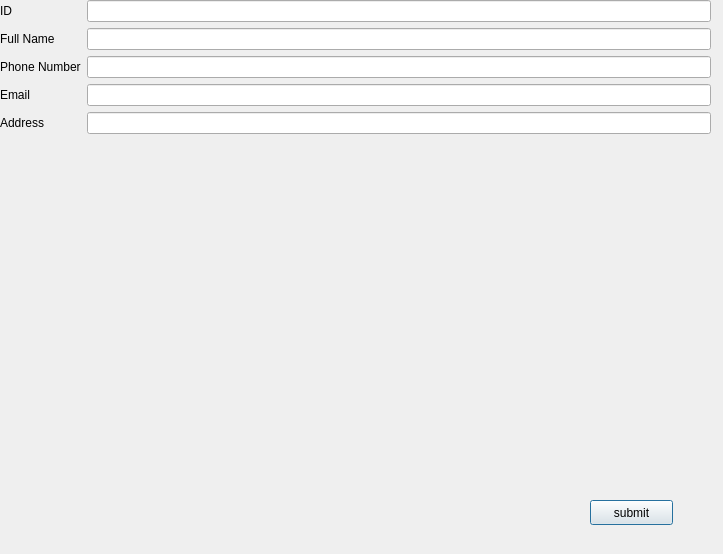
First picture: the form in manageclientwindow.ui, repository CRM2017/cuACS, before the edit.
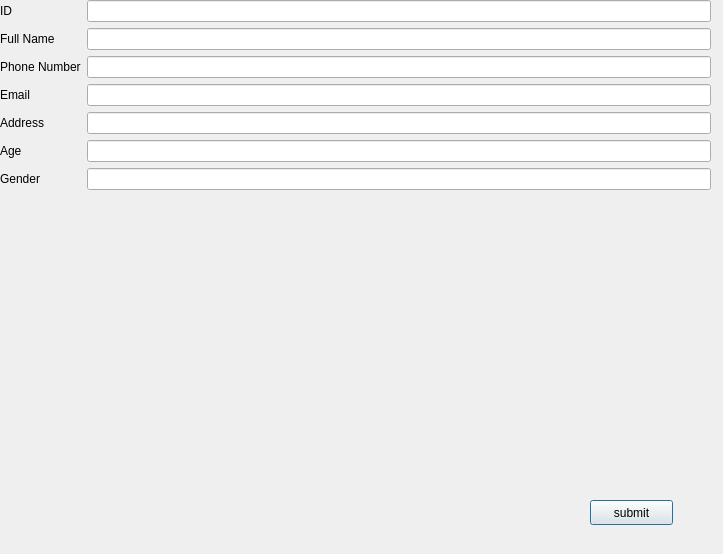
Second picture: the form after the edit.

```diff
--- a/manageclientwindow.ui
+++ b/manageclientwindow.ui
@@ -73,6 +73,26 @@
       </property>
      </widget>
     </item>
+    <item row="6" column="0">
+     <widget class="QLabel" name="label_6">
+      <property name="text">
+       <string>Age</string>
+      </property>
+     </widget>
+    </item>
+    <item row="6" column="1">
+     <widget class="QLineEdit" name="lineEdit_6"/>
+    </item>
+    <item row="7" column="0">
+     <widget class="QLabel" name="label_7">
+      <property name="text">
+       <string>Gender</string>
+      </property>
+     </widget>
+    </item>
+    <item row="7" column="1">
+     <widget class="QLineEdit" name="lineEdit_7"/>
+    </item>
    </layout>
   </widget>
   <widget class="QPushButton" name="submitButton">
```
